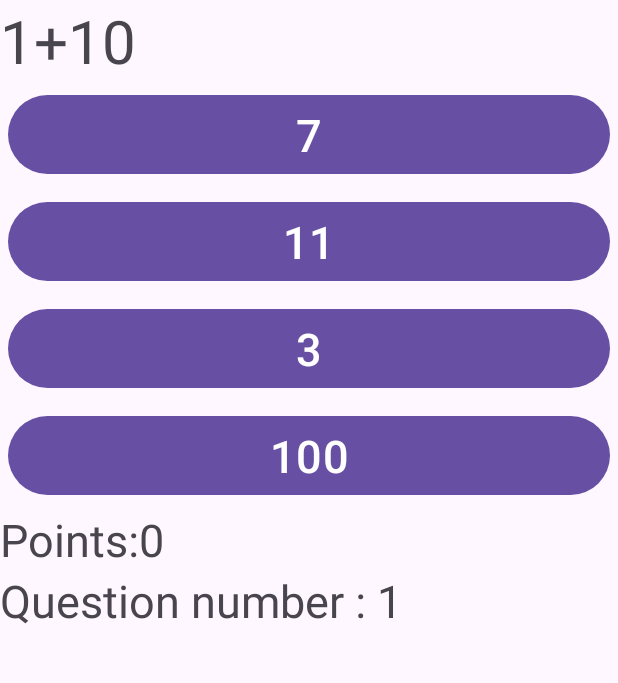
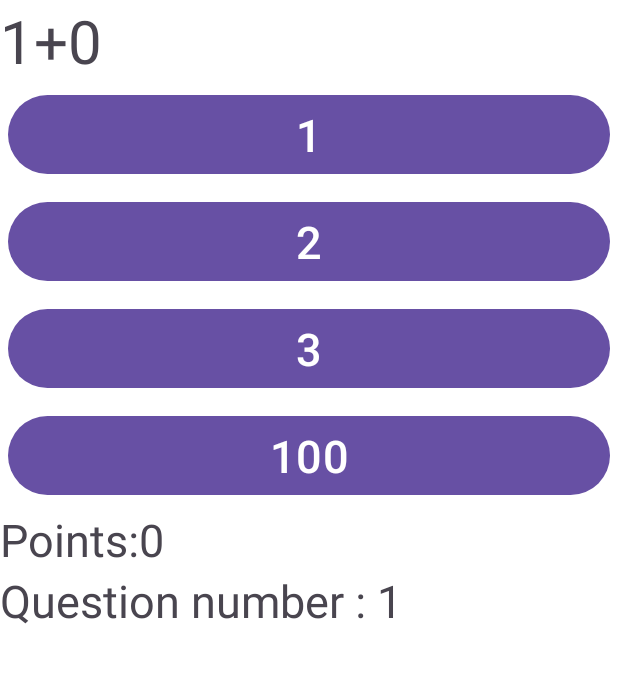
Before and after one commit to Noasnof/Trivia, an Android app: the screen it shows after launch (GameActivity), after a tap on "Start Game", on a phone screen of 412 x 824 dp, the part 101-784 px from its top. Run offline under Robolectric (Android 15) with nearby library versions, the phone set to English and light mode, and no system bars; our stand-ins replace Firebase (no records; nobody signed in at launch, a user with empty details on screens opened directly).

Commit message:
Add background color to Game Activity,add Instruction and collection2.

```diff
--- a/app/src/main/AndroidManifest.xml
+++ b/app/src/main/AndroidManifest.xml
@@ -12,6 +12,9 @@
         android:supportsRtl="true"
         android:theme="@style/Theme.Trivia"
         tools:targetApi="31">
+        <activity
+            android:name=".Instruction"
+            android:exported="false" />
         <activity
             android:name=".GameActivity"
             android:exported="false" />
--- /dev/null
+++ b/app/src/main/java/com/example/trivia/Collection2.java
@@ -0,0 +1,50 @@
+package com.example.trivia;
+
+import java.util.ArrayList;
+import java.util.Collections;
+
+public class Collection2 {
+    private ArrayList<Question> arr;
+    private int index;
+
+    public Collection2() {
+        arr = new ArrayList<>();
+        Question q1 = new Question("1+10", "7", "11", "3", "100", 2);
+        Question q2 = new Question("1+2", "8", "2", "3", "100", 3);
+        Question q3 = new Question("1+3", "6", "2", "4", "100", 3);
+        Question q4 = new Question("1+4", "5", "2", "3", "100", 1);
+        Question q5 = new Question("1+0", "1", "2", "3", "100", 1);
+        arr.add(q1);
+        arr.add(q2);
+        arr.add(q3);
+        arr.add(q4);
+        arr.add(q5);
+
+        shuffleQuestions(); // ערבוב השאלות
+    }
+
+
+    public void shuffleQuestions() {
+        Collections.shuffle(arr);
+    }
+
+    public void initQuestion() {
+        index = 0;
+    }
+
+    public Question getNextQuestion() {
+        // הפעולה מחזירה הפנייה לשאלה הבאה
+        Question q = arr.get(index);
+        index++;
+        return q;
+    }
+
+    public boolean isNotLastQuestion() {
+        // הפעולה מחזירה אמת אם אנחנו בשאלה האחרונה
+        return (index < arr.size()); // אם לא הגענו לשאלה האחרונה
+    }
+
+    public int getIndex() {
+        return index;
+    }
+}
--- a/app/src/main/java/com/example/trivia/GameActivity.java
+++ b/app/src/main/java/com/example/trivia/GameActivity.java
@@ -2,17 +2,21 @@ package com.example.trivia;
 
 import androidx.appcompat.app.AppCompatActivity;
 
+import android.content.Intent;
+import android.graphics.Color;
 import android.os.Bundle;
 import android.view.View;
 import android.widget.Button;
+import android.widget.LinearLayout;
 import android.widget.TextView;
 
 public class GameActivity extends AppCompatActivity implements View.OnClickListener {
     private Button btna1,btna2,btna3,btna4;
     private TextView tvQuestion;
     private TextView tvQuestionNumber,tvPoints,tvGameover;
-    private Collection collection;
+    private Collection2 collection;
     private Question currentQoestion;
+    private LinearLayout l2;
     private int points=0;
 
     @Override
@@ -20,8 +24,8 @@ public class GameActivity extends AppCompatActivity implements View.OnClickListe
         super.onCreate(savedInstanceState);
         setContentView(R.layout.activity_game);
 
-        collection=new Collection();
-
+        collection=new Collection2();
+        l2=findViewById(R.id.activity_game);
         btna1=findViewById(R.id.btna1);
         btna2=findViewById(R.id.btna2);
         btna3=findViewById(R.id.btna3);
@@ -36,6 +40,9 @@ public class GameActivity extends AppCompatActivity implements View.OnClickListe
         btna4.setOnClickListener(this);
         tvGameover.setVisibility(View.INVISIBLE);
         collection.initQuestion();
+        Intent i3=getIntent();
+        String color2=i3.getStringExtra("color2");
+        setBackgroundColorgame(color2);
         nextQuestion();
 
     }
@@ -99,4 +106,32 @@ public class GameActivity extends AppCompatActivity implements View.OnClickListe
         tvGameover.setVisibility(View.INVISIBLE);
         this.nextQuestion();
     }
+    public void setBackgroundColorgame (String color)
+    {
+        switch (color)
+        {
+            case "Red":
+            {
+                l2.setBackgroundColor(Color.RED);
+                break;
+            }
+            case "Blue":
+            {
+                l2.setBackgroundColor(Color.BLUE);
+                break;
+            }
+            case "Pink":
+            {
+                l2.setBackgroundColor(Color.argb(255,255, 182, 193));
+                break;
+            }
+            case "Yellow":
+            {
+                l2.setBackgroundColor(Color.YELLOW);
+                break;
+            }
+            default:
+                l2.setBackgroundColor(Color.WHITE);
+        }
+    }
 }
--- a/app/src/main/java/com/example/trivia/MainActivity.java
+++ b/app/src/main/java/com/example/trivia/MainActivity.java
@@ -54,6 +54,7 @@ public class MainActivity extends AppCompatActivity {
 
     public void onStartGame(View view) {
         Intent intent=new Intent(this, GameActivity.class);
+        intent.putExtra("color2",this.backgroundColor);
         startActivity(intent);
     }
 
@@ -63,6 +64,8 @@ public class MainActivity extends AppCompatActivity {
     }
 
     public void onInstruction(View view) {
+        Intent i2=new Intent(this, Instruction.class);
+        startActivity(i2);
     }
 
 
```
Also changed, not shown: app/src/main/java/com/example/trivia/Instruction.java (added, +25 -0 lines), app/src/main/res/layout/activity_instruction.xml (added, +34 -0 lines).
